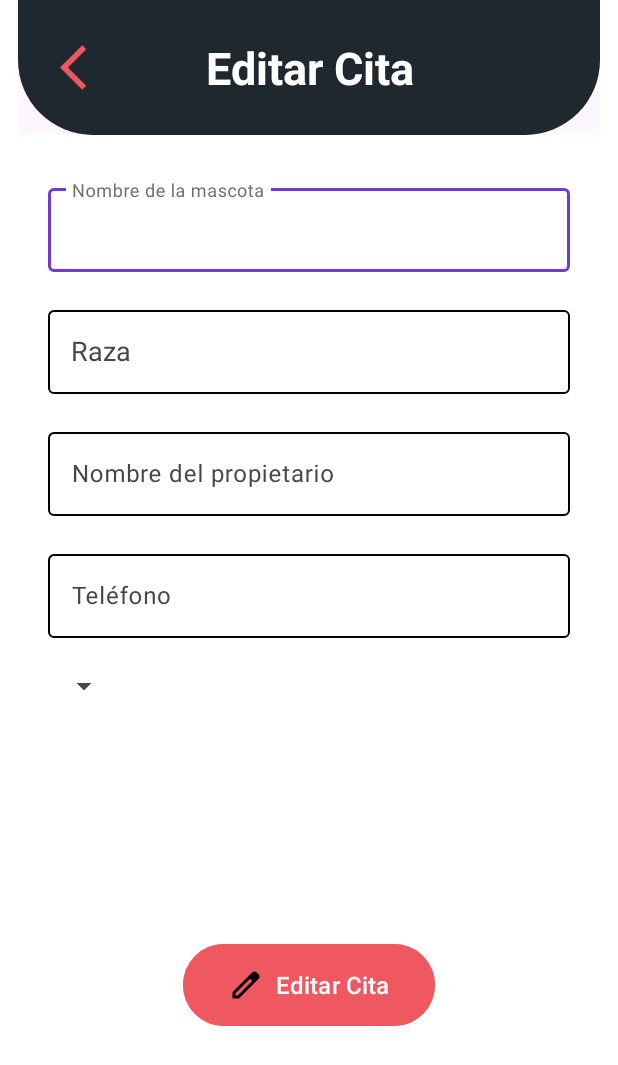
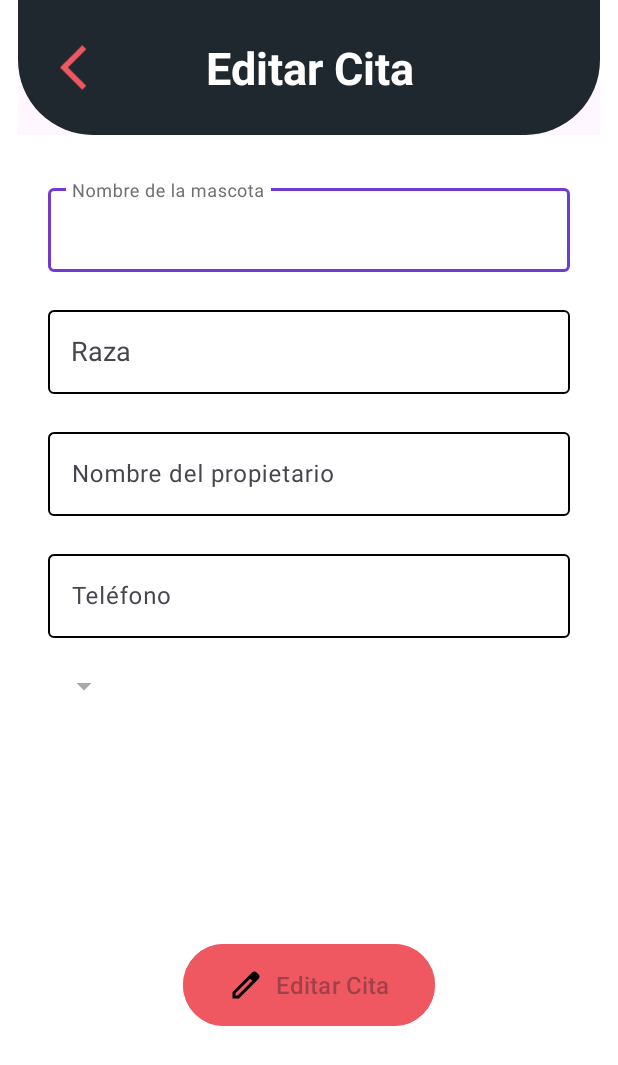
Before and after one commit to lauubetancourt/equipoDieciseis, an Android app: the screen it shows after launch (MainActivity), on a phone screen of 412 x 824 dp. Shown: the top 1065 px of the screen. Run offline under Robolectric (Android 15) with nearby library versions, the phone set to English and light mode, and no system bars; our stand-ins replace Room's generated code, data binding.

Commit message:
Adding logic to receive appointment from detail view and show its info in edit view, and adding function to update the Appointment in the database

```diff
--- a/app/src/main/java/com/example/miniproyecto_i/view/fragment/EditAppointmentFragment.kt
+++ b/app/src/main/java/com/example/miniproyecto_i/view/fragment/EditAppointmentFragment.kt
@@ -8,14 +8,17 @@ import android.view.ViewGroup
 import android.widget.ArrayAdapter
 import androidx.core.widget.addTextChangedListener
 import androidx.fragment.app.viewModels
+import androidx.navigation.fragment.findNavController
 import com.example.miniproyecto_i.R
 import com.example.miniproyecto_i.databinding.FragmentEditAppointmentBinding
+import com.example.miniproyecto_i.model.Appointment
 import com.example.miniproyecto_i.model.BreedsModelResponse
 import com.example.miniproyecto_i.viewmodel.AppointmentViewModel
 
 class EditAppointmentFragment : Fragment() {
     private lateinit var binding: FragmentEditAppointmentBinding
     private val appointmentViewModel: AppointmentViewModel by viewModels()
+    private lateinit var receivedAppointment: Appointment
     private var breedsList: List<String> = emptyList()
 
     override fun onCreateView(
@@ -24,24 +27,49 @@ class EditAppointmentFragment : Fragment() {
     ): View? {
         binding = FragmentEditAppointmentBinding.inflate(inflater)
         binding.lifecycleOwner = this
+        return binding.root
+    }
+
+    override fun onViewCreated(view: View, savedInstanceState: Bundle?) {
+        super.onViewCreated(view, savedInstanceState)
+        controllers()
+        //dataAppointment()         when detail view is ready, so pass the appointment through arguments
+
         setupToolBar()
         setupAutocompleteTextBreeds()
         setupButton()
-        controllers()
-        return binding.root
+        setupSymptomsSpinner()
     }
 
     private fun controllers() {
         validateData()
         binding.editButton.baseButton.setOnClickListener {
-            // Edit data in DB function
+            updateAppointment()
         }
+    }
+
+    private fun dataAppointment() {
+        val receivedBundle = arguments
+        receivedAppointment = receivedBundle?.getSerializable("dataAppointment") as Appointment
+        binding.formulary.etPetName.setText(receivedAppointment.petName)
+        binding.formulary.actvBreed.setText(receivedAppointment.breed)
+        binding.formulary.etOwnerName.setText(receivedAppointment.ownerName)
+        binding.formulary.etOwnerPhone.setText(receivedAppointment.ownerPhone)
+    }
+
+    private fun updateAppointment(){
+        val petName = binding.formulary.etPetName.text.toString()
+        val breed = binding.formulary.actvBreed.text.toString()
+        val ownerName = binding.formulary.etOwnerName.text.toString()
+        val ownerPhone = binding.formulary.etOwnerPhone.text.toString()
+        val appointment = Appointment(receivedAppointment.id, petName,breed,ownerName,ownerPhone,receivedAppointment.symptoms,receivedAppointment.photo)
+        appointmentViewModel.updateAppointment(appointment)
+        //findNavController().navigate(R.id.action_appointmentEditFragment_to_homeAppointmentFragment) navigation to detail view
     }
 
     private fun setupToolBar() {
         val toolBar = binding.contentToolbar
-        val toolBarTitle = toolBar.toolbarTitle
-        toolBarTitle.text = "Editar Cita"
+        toolBar.toolbarTitle.text = "Editar Cita"
     }
 
     private fun setupAutocompleteTextBreeds() {
@@ -61,6 +89,7 @@ class EditAppointmentFragment : Fragment() {
     private fun setupButton() {
         val editButton = binding.editButton.baseButton
         editButton.text = "Editar Cita"
+        editButton.isEnabled = false
         editButton.setCompoundDrawablesWithIntrinsicBounds(R.drawable.ic_pencil, 0,0,0)
     }
 
@@ -80,6 +109,10 @@ class EditAppointmentFragment : Fragment() {
                 binding.editButton.baseButton.isEnabled = isListFull && isBreedValid
             }
         }
+    }
+
+    private fun setupSymptomsSpinner() {
+        binding.formulary.spinnerSymptoms.isEnabled = false
     }
 
     // since the breeds are in a JSON form and not List of strings, then parse it
```
